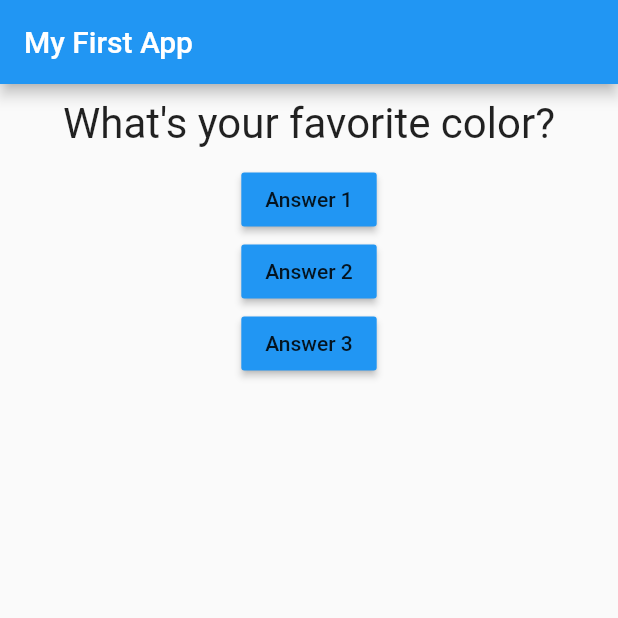
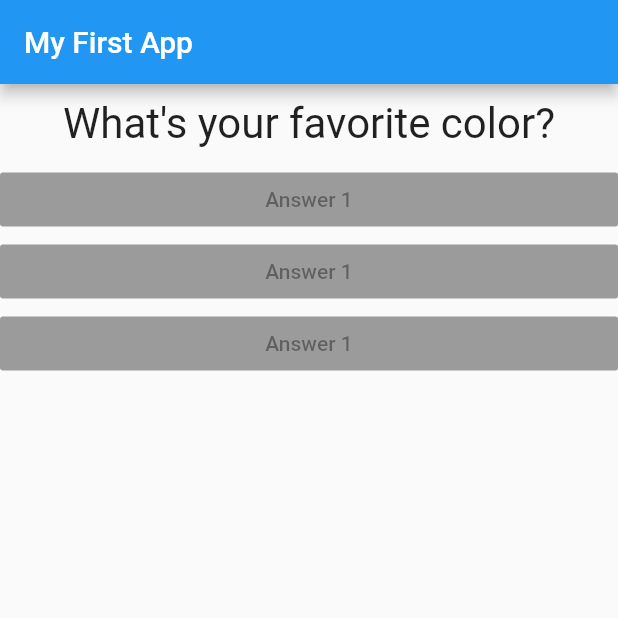
Before and after one commit to Jarkkohei/flutter_quiz_app, a Flutter app: the screen it shows after launch, on a phone screen of 412 x 824 dp, the top half of it. Run offline on Flutter 3.47's test engine with Material 2 defaults, Android fonts, the phone set to English and light mode, and no system bars.

Commit message:
Replace the RaisedButton-widgets with new Answer-widgets

```diff
--- /dev/null
+++ b/lib/answer.dart
@@ -0,0 +1,15 @@
+import 'package:flutter/material.dart';
+
+class Answer extends StatelessWidget {
+  @override
+  Widget build(BuildContext context) {
+    return Container(
+      width: double.infinity,
+      child: RaisedButton(
+        child: Text('Answer 1'),
+        onPressed: null,
+        color: Colors.blue,
+      ),
+    );
+  }
+}
--- a/lib/main.dart
+++ b/lib/main.dart
@@ -1,6 +1,7 @@
 import 'package:flutter/material.dart';
 
 import './question.dart';
+import './answer.dart';
 
 void main() => runApp(MyApp());
 
@@ -37,24 +38,9 @@ class _MyAppState extends State<MyApp> {
         body: Column(
           children: [
             Question(questions[_questionIndex]),
-            RaisedButton(
-              child: Text('Answer 1'),
-              onPressed: _answerQuestion,
-              color: Colors.blue,
-            ),
-            RaisedButton(
-              child: Text('Answer 2'),
-              onPressed: () => print('Answer 2 chosen.'),
-              color: Colors.blue,
-            ),
-            RaisedButton(
-              child: Text('Answer 3'),
-              onPressed: () => {
-                    //...
-                    print('Answer 3 chosen.')
-                  },
-              color: Colors.blue,
-            ),
+            Answer(),
+            Answer(),
+            Answer(),
           ],
         ),
       ),
```
